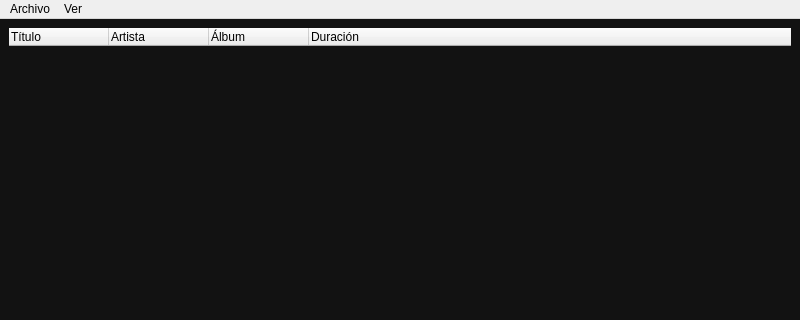
This is src/mainwindow.ui in BlueSystemCR/nexus as Qt 5 draws it before an edit; both pictures show x 0 to 800 and y 0 to 320 of the 800 by 600 pixel window. The edited form follows.
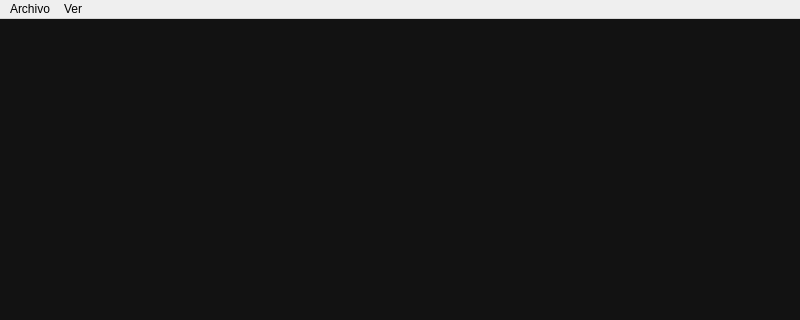
This is the edited form.

Commit message: Actualización del reproductor de música: Migración a QListWidget y correcciones de GStreamer

The edit to the form file:
```diff
--- a/src/mainwindow.ui
+++ b/src/mainwindow.ui
@@ -22,7 +22,7 @@
     }
 
     /* Lista de reproducción */
-    QTreeWidget {
+    QListWidget {
         background-color: #121212;
         border: none;
         color: #FFFFFF;
@@ -120,36 +120,13 @@
   <widget class="QWidget" name="centralwidget">
    <layout class="QVBoxLayout" name="verticalLayout">
     <item>
-     <widget class="QTreeWidget" name="playlistWidget">
+     <widget class="QListWidget" name="playlistWidget">
       <property name="acceptDrops">
        <bool>true</bool>
       </property>
       <property name="dragDropMode">
        <enum>QAbstractItemView::DropOnly</enum>
       </property>
-      <property name="defaultDropAction">
-       <enum>Qt::CopyAction</enum>
-      </property>
-      <column>
-       <property name="text">
-        <string>Título</string>
-       </property>
-      </column>
-      <column>
-       <property name="text">
-        <string>Artista</string>
-       </property>
-      </column>
-      <column>
-       <property name="text">
-        <string>Álbum</string>
-       </property>
-      </column>
-      <column>
-       <property name="text">
-        <string>Duración</string>
-       </property>
-      </column>
      </widget>
     </item>
     <item>
```
Left out of the diff: 4 changed lines with no effect on the pictures. The commit also changes 110 other files.
